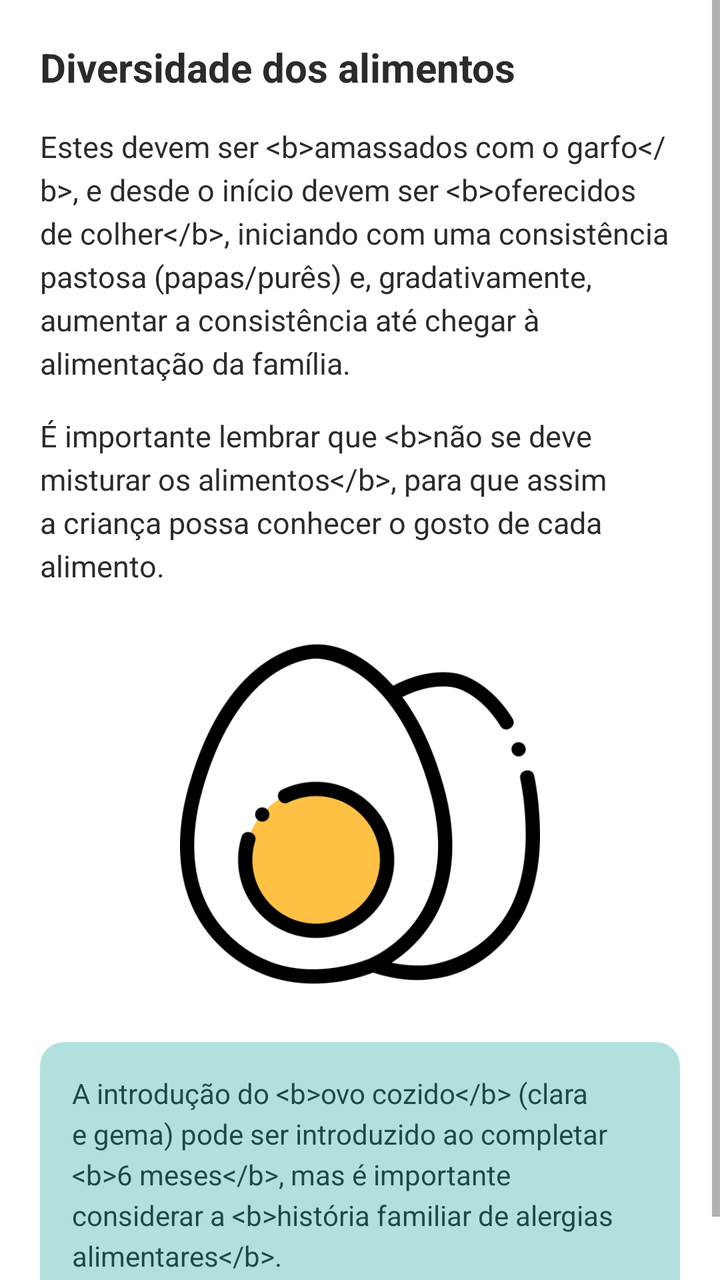
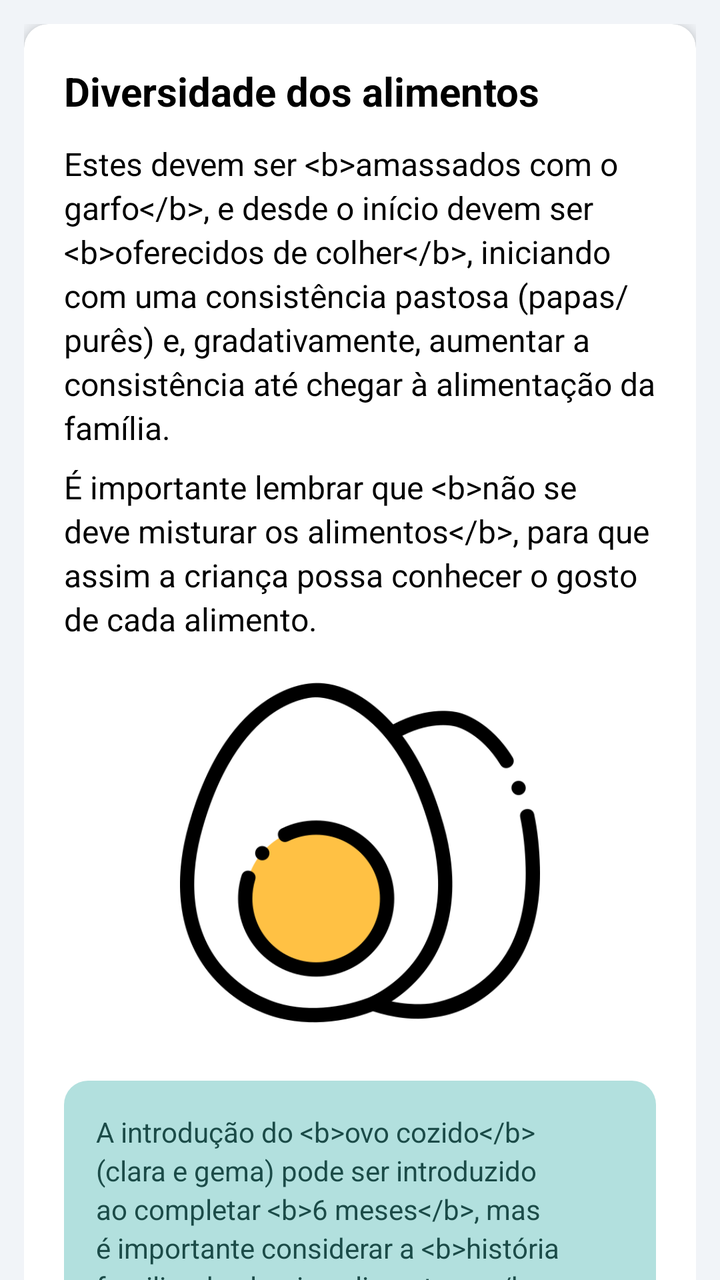

Screens rendered from an Android XML layout before and after an edit, with the pre-edit source and the edit as a unified diff.
<!-- AndroidManifest.xml: application theme Theme.NutrirAGente -->
<!-- res/layout/activity_diversidade_alimentos.xml -->
<?xml version="1.0" encoding="utf-8"?>
<LinearLayout xmlns:android="http://schemas.android.com/apk/res/android"
    android:layout_width="match_parent"
    android:layout_height="match_parent"
    android:orientation="vertical"
    android:background="@color/background_white">



    <ScrollView
        android:layout_width="match_parent"
        android:layout_height="match_parent">

        <LinearLayout
            android:layout_width="match_parent"
            android:layout_height="wrap_content"
            android:orientation="vertical"
            android:padding="20dp">

            <TextView
                android:layout_width="wrap_content"
                android:layout_height="wrap_content"
                android:text="Diversidade dos alimentos"
                android:textColor="@color/text_primary"
                android:textSize="20sp"
                android:textStyle="bold" />

            
            <TextView
                android:layout_width="match_parent"
                android:layout_height="wrap_content"
                android:layout_marginTop="16dp"
                android:lineSpacingExtra="4dp"
                android:textColor="@color/text_primary"
                android:textSize="15sp"
                android:text="Estes devem ser &lt;b&gt;amassados com o garfo&lt;/b&gt;, e desde o início devem ser &lt;b&gt;oferecidos de colher&lt;/b&gt;, iniciando com uma consistência pastosa (papas/purês) e, gradativamente, aumentar a consistência até chegar à alimentação da família." />

            <TextView
                android:layout_width="match_parent"
                android:layout_height="wrap_content"
                android:layout_marginTop="16dp"
                android:lineSpacingExtra="4dp"
                android:textColor="@color/text_primary"
                android:textSize="15sp"
                android:text="É importante lembrar que &lt;b&gt;não se deve misturar os alimentos&lt;/b&gt;, para que assim a criança possa conhecer o gosto de cada alimento." />

            <ImageView
                android:layout_width="180dp"
                android:layout_height="180dp"
                android:layout_marginTop="24dp"
                android:layout_gravity="center_horizontal"
                android:src="@drawable/boiled_egg"
                android:contentDescription="Ilustração de ovo" />

            
            <LinearLayout
                android:layout_width="match_parent"
                android:layout_height="wrap_content"
                android:layout_marginTop="24dp"
                android:background="@drawable/bg_tip_mint"
                android:padding="16dp">

                <TextView
                    android:layout_width="match_parent"
                    android:layout_height="wrap_content"
                    android:textColor="@color/tip_mint_text"
                    android:textSize="14sp"
                    android:lineSpacingExtra="4dp"
                    android:text="A introdução do &lt;b&gt;ovo cozido&lt;/b&gt; (clara e gema) pode ser introduzido ao completar &lt;b&gt;6 meses&lt;/b&gt;, mas é importante considerar a &lt;b&gt;história familiar de alergias alimentares&lt;/b&gt;." />
            </LinearLayout>

        </LinearLayout>
    </ScrollView>

</LinearLayout>
<!-- resources referenced by this layout -->
<resources>
  <color name="background_white">#FFFFFF</color>
  <color name="text_primary">#2B2B2B</color>
  <color name="tip_mint_text">#1B4B48</color>
  <!-- drawable bg_tip_mint (drawable) -->
  <?xml version="1.0" encoding="utf-8"?>
  <shape xmlns:android="http://schemas.android.com/apk/res/android"
      android:shape="rectangle">
      <solid android:color="@color/tip_mint_background" />
      <corners android:radius="12dp" />
  </shape>
  <!-- drawable boiled_egg: png bitmap (drawable, 32745 bytes) -->
  <style name="Theme.NutrirAGente" parent="Theme.MaterialComponents.Light.NoActionBar">
          
          <item name="colorPrimary">@color/purple_500</item>
          <item name="colorPrimaryVariant">@color/blue_toolbar</item>
          <item name="colorOnPrimary">@color/white</item>
          <item name="colorOnPrimaryFixedVariant">@color/blue_toolbar</item>
          
          <item name="colorSecondary">@color/teal_200</item>
          <item name="colorSecondaryVariant">@color/teal_700</item>
          <item name="colorOnSecondary">@color/black</item>
          
          <item name="android:statusBarColor">@color/blue_toolbar</item>
          
      </style>
  <color name="tip_mint_background">#B2E0DE</color>
  <color name="purple_500">#FF6200EE</color>
  <color name="blue_toolbar">#272643</color>
  <color name="white">#FFFFFFFF</color>
  <color name="teal_200">#FF03DAC5</color>
  <color name="teal_700">#FF018786</color>
  <color name="black">#FF000000</color>
</resources>

<!-- the commit's change to res/layout/activity_diversidade_alimentos.xml (unified diff, before → after) -->
@@ -1,75 +1,104 @@
 <?xml version="1.0" encoding="utf-8"?>
-<LinearLayout xmlns:android="http://schemas.android.com/apk/res/android"
+<androidx.coordinatorlayout.widget.CoordinatorLayout
+    xmlns:android="http://schemas.android.com/apk/res/android"
+    xmlns:app="http://schemas.android.com/apk/res-auto"
     android:layout_width="match_parent"
     android:layout_height="match_parent"
-    android:orientation="vertical"
-    android:background="@color/background_white">
+    android:background="@color/gray">
 
+    
+    <com.google.android.material.appbar.AppBarLayout
+        android:layout_width="match_parent"
+        android:layout_height="wrap_content"
+        android:background="@color/blue_toolbar"
+        app:elevation="12dp">
 
+    </com.google.android.material.appbar.AppBarLayout>
 
-    <ScrollView
+    <androidx.core.widget.NestedScrollView
         android:layout_width="match_parent"
-        android:layout_height="match_parent">
+        android:layout_height="match_parent"
+        app:layout_behavior="@string/appbar_scrolling_view_behavior">
 
         <LinearLayout
             android:layout_width="match_parent"
             android:layout_height="wrap_content"
             android:orientation="vertical"
-            android:padding="20dp">
+            android:padding="12dp">
 
-            <TextView
-                android:layout_width="wrap_content"
-                android:layout_height="wrap_content"
-                android:text="Diversidade dos alimentos"
-                android:textColor="@color/text_primary"
-                android:textSize="20sp"
-                android:textStyle="bold" />
-
-            
-            <TextView
+            <androidx.cardview.widget.CardView
                 android:layout_width="match_parent"
                 android:layout_height="wrap_content"
-                android:layout_marginTop="16dp"
-                android:lineSpacingExtra="4dp"
-                android:textColor="@color/text_primary"
-                android:textSize="15sp"
-                android:text="Estes devem ser &lt;b&gt;amassados com o garfo&lt;/b&gt;, e desde o início devem ser &lt;b&gt;oferecidos de colher&lt;/b&gt;, iniciando com uma consistência pastosa (papas/purês) e, gradativamente, aumentar a consistência até chegar à alimentação da família." />
+                android:layout_marginBottom="16dp"
+                app:cardCornerRadius="12dp"
+                app:cardElevation="4dp">
 
-            <TextView
-                android:layout_width="match_parent"
-                android:layout_height="wrap_content"
-                android:layout_marginTop="16dp"
-                android:lineSpacingExtra="4dp"
-                android:textColor="@color/text_primary"
-                android:textSize="15sp"
-                android:text="É importante lembrar que &lt;b&gt;não se deve misturar os alimentos&lt;/b&gt;, para que assim a criança possa conhecer o gosto de cada alimento." />
-
-            <ImageView
-                android:layout_width="180dp"
-                android:layout_height="180dp"
-                android:layout_marginTop="24dp"
-                android:layout_gravity="center_horizontal"
-                android:src="@drawable/boiled_egg"
-                android:contentDescription="Ilustração de ovo" />
-
-            
-            <LinearLayout
-                android:layout_width="match_parent"
-                android:layout_height="wrap_content"
-                android:layout_marginTop="24dp"
-                android:background="@drawable/bg_tip_mint"
-                android:padding="16dp">
-
-                <TextView
+                <LinearLayout
                     android:layout_width="match_parent"
                     android:layout_height="wrap_content"
-                    android:textColor="@color/tip_mint_text"
-                    android:textSize="14sp"
-                    android:lineSpacingExtra="4dp"
-                    android:text="A introdução do &lt;b&gt;ovo cozido&lt;/b&gt; (clara e gema) pode ser introduzido ao completar &lt;b&gt;6 meses&lt;/b&gt;, mas é importante considerar a &lt;b&gt;história familiar de alergias alimentares&lt;/b&gt;." />
-            </LinearLayout>
+                    android:orientation="vertical"
+                    android:padding="20dp">
+
+                    
+                    <TextView
+                        android:layout_width="wrap_content"
+                        android:layout_height="wrap_content"
+                        android:layout_marginBottom="12dp"
+                        android:text="Diversidade dos alimentos"
+                        android:textColor="@android:color/black"
+                        android:textSize="20sp"
+                        android:textStyle="bold" />
+
+                    
+                    <TextView
+                        android:layout_width="match_parent"
+                        android:layout_height="wrap_content"
+                        android:layout_marginBottom="8dp"
+                        android:lineSpacingExtra="3dp"
+                        android:textColor="@color/black"
+                        android:textSize="16sp"
+                        android:text="Estes devem ser &lt;b&gt;amassados com o garfo&lt;/b&gt;, e desde o início devem ser &lt;b&gt;oferecidos de colher&lt;/b&gt;, iniciando com uma consistência pastosa (papas/purês) e, gradativamente, aumentar a consistência até chegar à alimentação da família." />
+
+                    
+                    <TextView
+                        android:layout_width="match_parent"
+                        android:layout_height="wrap_content"
+                        android:layout_marginBottom="8dp"
+                        android:lineSpacingExtra="3dp"
+                        android:textColor="@color/black"
+                        android:textSize="16sp"
+                        android:text="É importante lembrar que &lt;b&gt;não se deve misturar os alimentos&lt;/b&gt;, para que assim a criança possa conhecer o gosto de cada alimento." />
+
+                    
+                    <ImageView
+                        android:layout_width="180dp"
+                        android:layout_height="180dp"
+                        android:layout_gravity="center_horizontal"
+                        android:layout_marginVertical="8dp"
+                        android:src="@drawable/boiled_egg"
+                        android:contentDescription="Ilustração de ovo" />
+
+                    
+                    <LinearLayout
+                        android:layout_width="match_parent"
+                        android:layout_height="wrap_content"
+                        android:layout_marginTop="16dp"
+                        android:background="@drawable/bg_tip_mint"
+                        android:padding="16dp">
+
+                        <TextView
+                            android:layout_width="match_parent"
+                            android:layout_height="wrap_content"
+                            android:textColor="@color/tip_mint_text"
+                            android:textSize="14sp"
+                            android:lineSpacingExtra="3dp"
+                            android:text="A introdução do &lt;b&gt;ovo cozido&lt;/b&gt; (clara e gema) pode ser introduzido ao completar &lt;b&gt;6 meses&lt;/b&gt;, mas é importante considerar a &lt;b&gt;história familiar de alergias alimentares&lt;/b&gt;." />
+                    </LinearLayout>
+
+                </LinearLayout>
+            </androidx.cardview.widget.CardView>
 
         </LinearLayout>
-    </ScrollView>
+    </androidx.core.widget.NestedScrollView>
 
-</LinearLayout>
+</androidx.coordinatorlayout.widget.CoordinatorLayout>
<!-- resource entries referenced after the edit -->
@@ -1,7 +1,5 @@
 <!-- resources referenced by this layout -->
 <resources>
-  <color name="background_white">#FFFFFF</color>
-  <color name="text_primary">#2B2B2B</color>
   <color name="tip_mint_text">#1B4B48</color>
   <!-- drawable bg_tip_mint (drawable) -->
   <?xml version="1.0" encoding="utf-8"?>
@@ -28,6 +26,7 @@
   <color name="tip_mint_background">#B2E0DE</color>
   <color name="purple_500">#FF6200EE</color>
   <color name="blue_toolbar">#272643</color>
+  <color name="gray">#F1F4F8</color>
   <color name="white">#FFFFFFFF</color>
   <color name="teal_200">#FF03DAC5</color>
   <color name="teal_700">#FF018786</color>
